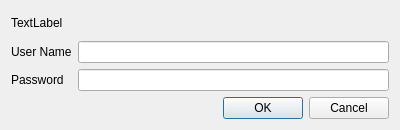
First picture: the form in 2.x/UI/dooble_authentication_dialog.ui, repository textbrowser/dooble, before the edit.
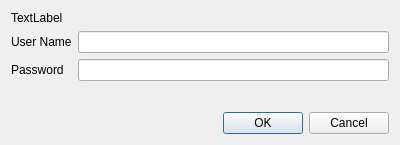
Second picture: the form after the edit. Icons and pictures are not drawn.

Commit message: Respond to credentials requests.

Patch:
```diff
--- a/2.x/UI/dooble_authentication_dialog.ui
+++ b/2.x/UI/dooble_authentication_dialog.ui
@@ -7,7 +7,7 @@
     <x>0</x>
     <y>0</y>
     <width>400</width>
-    <height>130</height>
+    <height>145</height>
    </rect>
   </property>
   <property name="windowTitle">
@@ -56,6 +56,19 @@
      </item>
     </layout>
    </item>
+   <item>
+    <spacer name="verticalSpacer">
+     <property name="orientation">
+      <enum>Qt::Vertical</enum>
+     </property>
+     <property name="sizeHint" stdset="0">
+      <size>
+       <width>20</width>
+       <height>40</height>
+      </size>
+     </property>
+    </spacer>
+   </item>
    <item>
     <widget class="QDialogButtonBox" name="buttonBox">
      <property name="orientation">
```
The commit also changes 1 other file.
